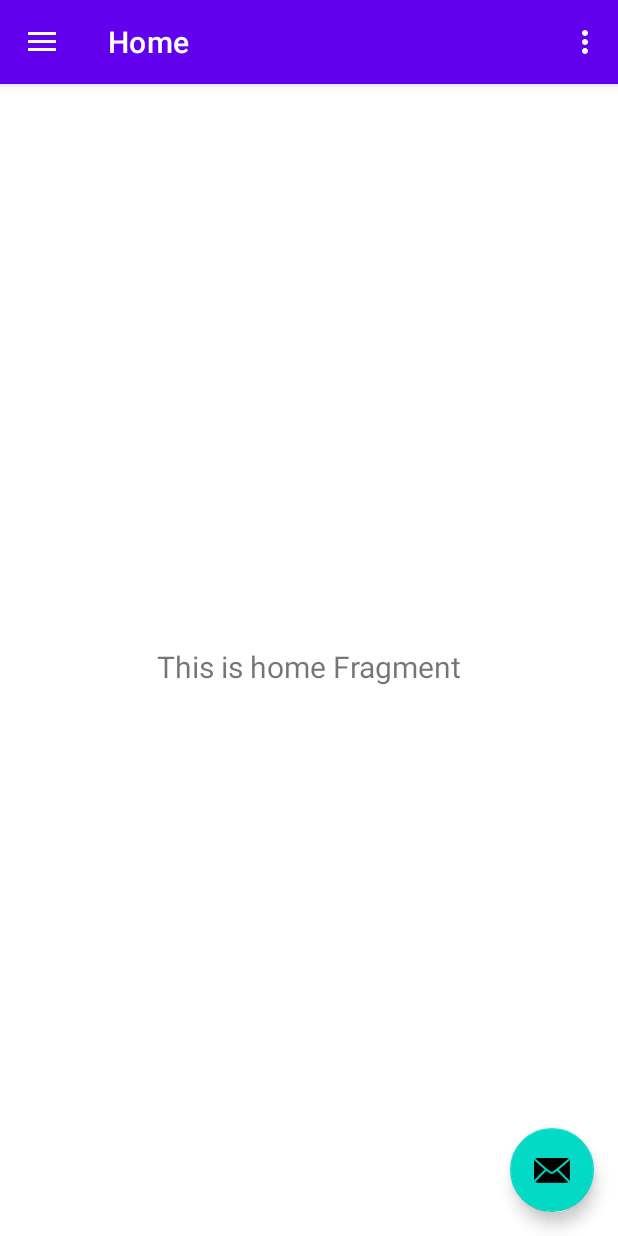
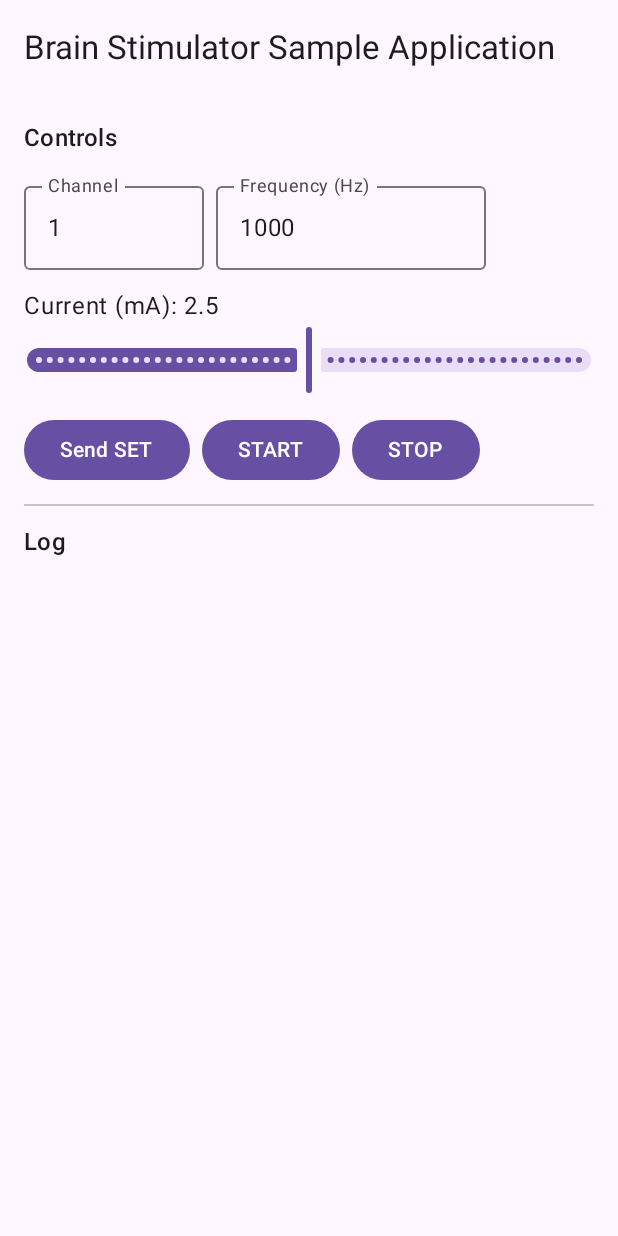
Before and after one commit to BowenYuan1/BrainStimulatorController, an Android app built with Jetpack Compose: the screen it shows after launch (MainActivity before the commit, ComposeMainActivity after it), on a phone screen of 412 x 824 dp. Run offline under Robolectric (Android 15) with nearby library versions, the phone set to English and light mode, and no system bars.

Commit message:
Experimented with compose elements
Experimented with bunch of compose element, and we have a sample android application.

```diff
--- /dev/null
+++ b/app/src/main/java/com/example/brainstimulatorcontroller/ComposeMainActivity.kt
@@ -0,0 +1,120 @@
+package com.example.brainstimulatorcontroller  // <-- keep this matching your package
+
+import android.os.Bundle
+import androidx.activity.ComponentActivity
+import androidx.activity.compose.setContent
+import androidx.compose.foundation.layout.*
+import androidx.compose.foundation.lazy.LazyColumn
+import androidx.compose.foundation.lazy.items
+import androidx.compose.material3.*
+import androidx.compose.runtime.*
+import androidx.compose.ui.Alignment
+import androidx.compose.ui.Modifier
+import androidx.compose.ui.text.input.KeyboardType
+import androidx.compose.ui.unit.dp
+import androidx.compose.foundation.text.KeyboardOptions
+import androidx.compose.material3.MaterialTheme
+import androidx.compose.material3.Scaffold
+import androidx.compose.material3.Text
+import androidx.compose.material3.TopAppBar
+
+class ComposeMainActivity : ComponentActivity() {
+    override fun onCreate(savedInstanceState: Bundle?) {
+        super.onCreate(savedInstanceState)
+        setContent { SampleApp() }
+    }
+}
+
+@OptIn(ExperimentalMaterial3Api::class)
+@Composable // UI building block to show the title of the application
+fun SampleApp() {
+    MaterialTheme {
+        Scaffold(
+            topBar = {
+                TopAppBar(
+                    title = { Text("Brain Stimulator Sample Application") }
+                )
+            }
+
+        ) { innerPadding ->
+            AppContent(Modifier.padding(innerPadding).fillMaxSize())
+        }
+    }
+}
+
+@Composable // UI code for the interactables within the applicaiton.
+fun AppContent(modifier: Modifier = Modifier) {
+    // sets default values.
+    var channel by remember { mutableStateOf("1") }
+    var currentMA by remember { mutableStateOf(2.5f) }
+    var freqHz by remember { mutableStateOf("1000") }
+    var logs by remember { mutableStateOf(listOf<String>()) }
+
+    fun log(line: String) { logs = listOf(line) + logs.take(100) }
+
+    Column(
+        modifier = modifier.padding(16.dp),
+        verticalArrangement = Arrangement.spacedBy(12.dp)
+    ) {
+        Text("Controls", style = MaterialTheme.typography.titleMedium)
+
+        Row(
+            verticalAlignment = Alignment.CenterVertically,
+            horizontalArrangement = Arrangement.spacedBy(8.dp)
+        ) {
+            // channels textbox
+            OutlinedTextField(
+                value = channel,
+                onValueChange = { channel = it.filter { ch -> ch.isDigit() }.take(1) },
+                label = { Text("Channel") },
+                modifier = Modifier.width(120.dp),
+                keyboardOptions = KeyboardOptions(keyboardType = KeyboardType.Number)
+            )
+            // frequency textbox
+            OutlinedTextField(
+                value = freqHz,
+                onValueChange = { freqHz = it.filter { ch -> ch.isDigit() }.take(5) },
+                label = { Text("Frequency (Hz)") },
+                modifier = Modifier.width(180.dp),
+                keyboardOptions = KeyboardOptions(keyboardType = KeyboardType.Number)
+            )
+        }
+
+        Column {
+            Text("Current (mA): ${"%.1f".format(currentMA)}")
+            Slider(
+                value = currentMA,
+                onValueChange = { currentMA = it },
+                valueRange = 0f..5f,
+                steps = 49 // 0.1 mA steps
+            )
+        }
+
+        Row(horizontalArrangement = Arrangement.spacedBy(8.dp)) {
+            Button(onClick = {
+                val payload = mapOf(
+                    "cmd" to "SET",
+                    "ch" to channel.toIntOrNull(),
+                    "amp_mA" to "%.1f".format(currentMA),
+                    "freq_Hz" to freqHz.toIntOrNull(),
+                    "wave" to "sine",
+                    "ramp_s" to 5.0
+                )
+                log("TX: $payload")
+            }) { Text("Send SET") }
+
+            Button(onClick = { log("TX: START ch=$channel") }) { Text("START") }
+            Button(onClick = { log("TX: STOP ch=$channel") }) { Text("STOP") }
+        }
+
+        Divider()
+
+        Text("Log", style = MaterialTheme.typography.titleMedium)
+        LazyColumn(
+            modifier = Modifier.fillMaxWidth().weight(1f),
+            verticalArrangement = Arrangement.spacedBy(4.dp)
+        ) {
+            items(logs) { Text(it) }
+        }
+    }
+}
--- a/app/src/main/java/com/example/brainstimulatorcontroller/MainActivity.kt
+++ /dev/null
@@ -1,58 +0,0 @@
-package com.example.brainstimulatorcontroller
-
-import android.os.Bundle
-import android.view.Menu
-import com.google.android.material.snackbar.Snackbar
-import com.google.android.material.navigation.NavigationView
-import androidx.navigation.findNavController
-import androidx.navigation.ui.AppBarConfiguration
-import androidx.navigation.ui.navigateUp
-import androidx.navigation.ui.setupActionBarWithNavController
-import androidx.navigation.ui.setupWithNavController
-import androidx.drawerlayout.widget.DrawerLayout
-import androidx.appcompat.app.AppCompatActivity
-import com.example.brainstimulatorcontroller.databinding.ActivityMainBinding
-
-class MainActivity : AppCompatActivity() {
-
-    private lateinit var appBarConfiguration: AppBarConfiguration
-    private lateinit var binding: ActivityMainBinding
-
-    override fun onCreate(savedInstanceState: Bundle?) {
-        super.onCreate(savedInstanceState)
-
-        binding = ActivityMainBinding.inflate(layoutInflater)
-        setContentView(binding.root)
-
-        setSupportActionBar(binding.appBarMain.toolbar)
-
-        binding.appBarMain.fab.setOnClickListener { view ->
-            Snackbar.make(view, "Replace with your own action", Snackbar.LENGTH_LONG)
-                .setAction("Action", null)
-                .setAnchorView(R.id.fab).show()
-        }
-        val drawerLayout: DrawerLayout = binding.drawerLayout
-        val navView: NavigationView = binding.navView
-        val navController = findNavController(R.id.nav_host_fragment_content_main)
-        // Passing each menu ID as a set of Ids because each
-        // menu should be considered as top level destinations.
-        appBarConfiguration = AppBarConfiguration(
-            setOf(
-                R.id.nav_home, R.id.nav_gallery, R.id.nav_slideshow
-            ), drawerLayout
-        )
-        setupActionBarWithNavController(navController, appBarConfiguration)
-        navView.setupWithNavController(navController)
-    }
-
-    override fun onCreateOptionsMenu(menu: Menu): Boolean {
-        // Inflate the menu; this adds items to the action bar if it is present.
-        menuInflater.inflate(R.menu.main, menu)
-        return true
-    }
-
-    override fun onSupportNavigateUp(): Boolean {
-        val navController = findNavController(R.id.nav_host_fragment_content_main)
-        return navController.navigateUp(appBarConfiguration) || super.onSupportNavigateUp()
-    }
-}
--- a/app/src/main/res/values/strings.xml
+++ b/app/src/main/res/values/strings.xml
@@ -10,4 +10,5 @@
     <string name="menu_home">Home</string>
     <string name="menu_gallery">Gallery</string>
     <string name="menu_slideshow">Slideshow</string>
+    <string name="title_activity_brain_stimulator_controller">brain_stimulator_controller</string>
 </resources>
--- a/build.gradle.kts
+++ b/build.gradle.kts
@@ -2,4 +2,5 @@
 plugins {
     alias(libs.plugins.android.application) apply false
     alias(libs.plugins.kotlin.android) apply false
+    alias(libs.plugins.kotlin.compose) apply false
 }
```
Also changed, not shown: app/build.gradle.kts (+18 -0 lines), app/src/main/AndroidManifest.xml (+13 -5 lines), app/src/main/java/com/example/brainstimulatorcontroller/ui/theme/Color.kt (added, +11 -0 lines), app/src/main/java/com/example/brainstimulatorcontroller/ui/theme/Theme.kt (added, +58 -0 lines), app/src/main/java/com/example/brainstimulatorcontroller/ui/theme/Type.kt (added, +34 -0 lines), gradle/libs.versions.toml (+14 -0 lines).
